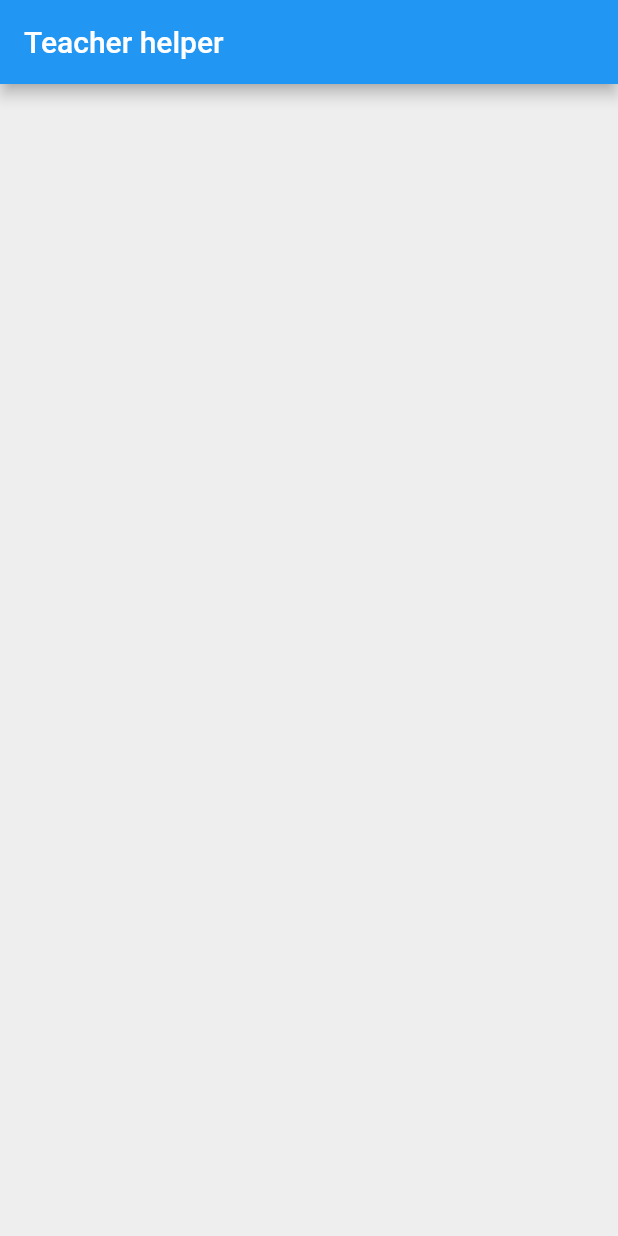
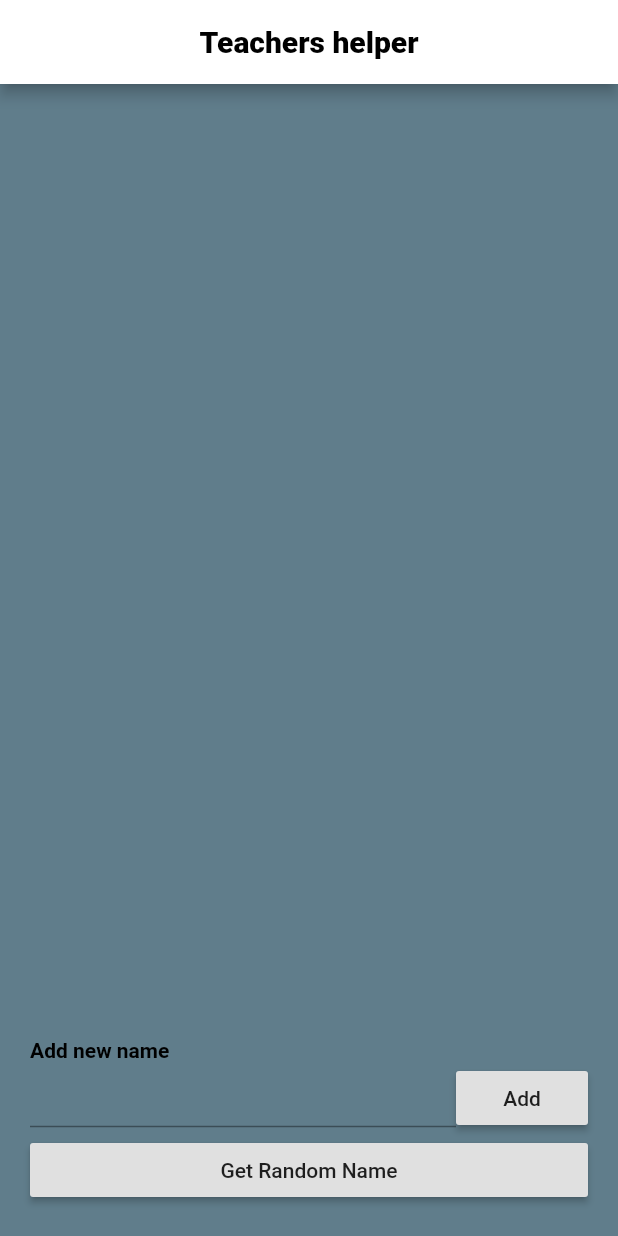
Before and after one commit to ArcheR1941/Teacher-Helper, a Flutter app: the screen it shows after launch, on a phone screen of 412 x 824 dp. Run offline on Flutter 3.47's test engine with Material 2 defaults, Android fonts, the phone set to English and light mode, and no system bars.

Commit message:
almost finished

```diff
--- a/lib/main.dart
+++ b/lib/main.dart
@@ -1,47 +1,123 @@
 import 'package:flutter/material.dart';
-import 'package:random_string/random_string.dart';
+import 'dart:math';
 
-void main() => runApp(RandomApp());
-
-class RandomApp extends StatelessWidget {
+void main () => runApp(RandomSelector());
+class RandomSelector extends StatelessWidget {
   @override
-  Widget build(BuildContext context) {
+  Widget build (BuildContext cotntext) {
     return MaterialApp(
         debugShowCheckedModeBanner: false,
-      home: DemoPage(),
+        home: Home()
     );
   }
 }
-
-class DemoPage extends StatefulWidget {
-  @override
-  _DemoPageState createState() => _DemoPageState();
-}
-
-class _DemoPageState extends State<DemoPage> {
-  TextStyle text = TextStyle(fontSize: 30);
-  int number = 25;
+class Home extends StatefulWidget{
 
   @override
-  Widget build(BuildContext context) {
+  State<StatefulWidget> createState() {
+    return _HomeState();
+  }
+}
+class _HomeState extends State<Home> {
+  List<String> names = [
+
+  ];
+  TextEditingController nameController = TextEditingController();
+  @override
+  Widget build (BuildContext context) {
     return Scaffold(
+        appBar: AppBar(
+
+          title:Text(
+            "Teachers helper",
+            style: TextStyle(
+                color: Colors.black,
+                fontSize: 20.0,
+                fontWeight: FontWeight.w900
+            ),
+          ),
+          centerTitle: true,
+          backgroundColor: Colors.white,
+        ),
         backgroundColor: Colors.blueGrey,
-      appBar: AppBar(
-        title: Text('Teacher helper'),
+        body: Column(
+          children: <Widget>[
+            Expanded(
+                child: ListView.builder(
+                    itemCount: names.length,
+                    itemBuilder: (context, index) {
+                      return Dismissible(
+                        key: UniqueKey(),
+                        onDismissed: (direction) {
+                          setState(() {
+                            names.removeAt(index);
+                          });
+                        },
+                        child: ListTile(
+                          title: Text(names[index]),
                         ),
-      body: Container(
-        decoration: BoxDecoration(
-          color: Colors.grey.shade200,
+                      );
+                    }
+                )
             ),
-        child: Center(
+            Expanded(
+                child: Padding(
+                    padding: EdgeInsets.all(20.0),
                     child: Column(
-            mainAxisAlignment: MainAxisAlignment.center,
-            children: [
+                      mainAxisAlignment: MainAxisAlignment.end,
+                      crossAxisAlignment: CrossAxisAlignment.stretch,
+                      children: <Widget>[
+                        Text(
+                          "Add new name",
+                          style: TextStyle(
+                              color: Colors.black,
+                              fontWeight: FontWeight.w600
+                          ),
+                        ),
+                        Row(
+                          children: <Widget>[
+                            Expanded(
+                              child: TextField(
+                                controller: nameController,
+                                decoration: InputDecoration(
+                                    contentPadding: EdgeInsets.only(top: 10, bottom: 10),
+                                    isDense: true
 
-            ],
                                 ),
                               ),
                             ),
+                            RaisedButton(
+                                child: Text("Add"),
+                                onPressed: () {
+                                  addToList();
+                                }
+                            ),
+                          ],
+                        ),
+                        Builder(
+                            builder: (context) => RaisedButton(
+                                child: Text("Get Random Name"),
+                                onPressed: () {
+                                  var random = Random();
+                                  Scaffold.of(context).showSnackBar(
+                                      SnackBar(content :Text("Random name is:" +names [random.nextInt(names.length)]))
                                   );
                                 }
+                            )
+                        )
+                      ],
+                    )
+                )
+            )
+          ],
+        )
+    );
   }
+  void addToList() {
+    if (nameController.text.isNotEmpty) {
+      setState(() {
+        names.add(nameController.text);
+      });
+    }
+  }
+}
```
Also changed, not shown: pubspec.yaml (+0 -31 lines). Lines whose indentation alone changed are shown as unchanged.
